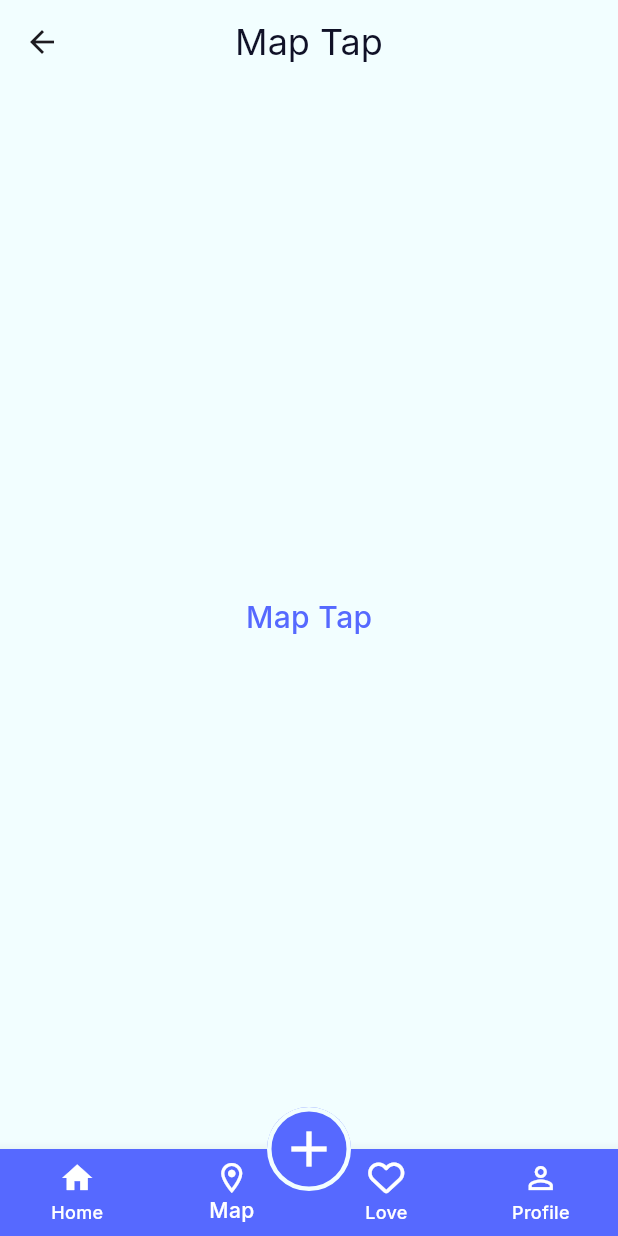
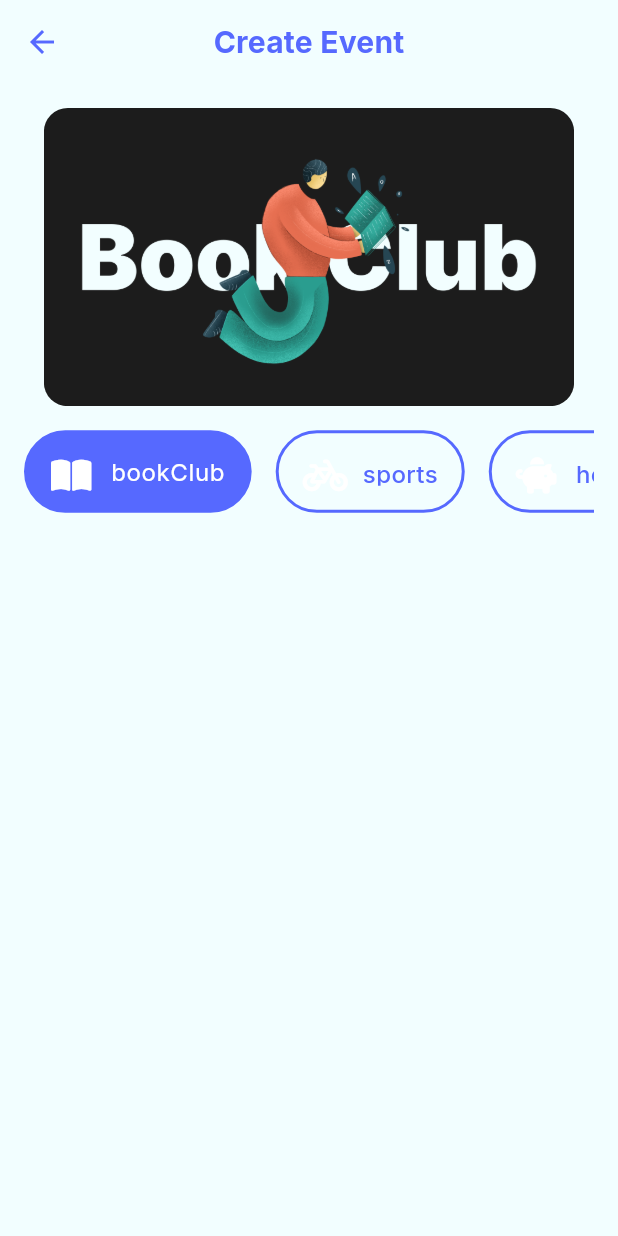
Before and after one commit to AhmedEssam74/todo, a Flutter app: the HomeScreen screen opened by its route, item 2 of the bottom bar chosen, after a tap on the "add" icon, on a phone screen of 412 x 824 dp. Run offline on Flutter 3.47's test engine with Material 3 defaults, Android fonts, the phone set to English and light mode, and no system bars; our stand-ins replace easy_localization, flutter_screenutil, font_awesome_flutter, google_fonts, introduction_screen, material_design_icons_flutter and 1 more.

Commit message:
create event

```diff
--- /dev/null
+++ b/lib/Providers/create_event_provider.dart
@@ -0,0 +1,62 @@
+import 'package:flutter/material.dart';
+import 'package:font_awesome_flutter/font_awesome_flutter.dart';
+
+
+class CreateEventsProvider extends ChangeNotifier {
+  List<String> eventsCategory = [
+    "bookClub",
+    "sports",
+    "holiday",
+    "metting",
+    "gaming",
+    "eating",
+    "exhibition",
+    "workshop",
+    "birth_day",
+  ];
+  int selectedCategory = 0;
+
+  changeCategory(index) {
+    selectedCategory = index;
+    notifyListeners();
+  }
+
+  List<Icon> icons = const [
+    Icon(
+      FontAwesomeIcons.bookOpen,
+      color: Colors.white,
+    ),
+    Icon(
+      FontAwesomeIcons.bicycle,
+      color: Colors.white,
+    ),
+    Icon(
+      FontAwesomeIcons.piggyBank,
+      color: Colors.white,
+    ),
+    Icon(
+      FontAwesomeIcons.database,
+      color: Colors.white,
+    ),
+    Icon(
+      FontAwesomeIcons.gamepad,
+      color: Colors.white,
+    ),
+    Icon(
+      FontAwesomeIcons.bowlFood,
+      color: Colors.white,
+    ),
+    Icon(
+      FontAwesomeIcons.expand,
+      color: Colors.white,
+    ),
+    Icon(
+      FontAwesomeIcons.upwork,
+      color: Colors.white,
+    ),
+    Icon(
+      FontAwesomeIcons.cakeCandles,
+      color: Colors.white,
+    ),
+  ];
+}
--- a/lib/main.dart
+++ b/lib/main.dart
@@ -3,6 +3,7 @@ import 'package:flutter/material.dart';
 import 'package:flutter_screenutil/flutter_screenutil.dart';
 import 'package:provider/provider.dart';
 import 'package:todo/Providers/my_provider.dart';
+import 'package:todo/screens/Home/create_event.dart';
 import 'package:todo/screens/Home/tabs/Home_Tab/home_tab.dart';
 import 'package:todo/screens/Home/tabs/love_tap.dart';
 import 'package:todo/screens/Home/tabs/map_tap.dart';
@@ -66,6 +67,7 @@ class MyApp extends StatelessWidget {
           MapTap.routeName: (context) => const MapTap(),
           LoveTap.routeName: (context) => const LoveTap(),
           ProfileTap.routeName: (context) => const ProfileTap(),
+          CreateEvent.routeName: (context) => const CreateEvent(),
           // Add more routes as needed
         },
       ),
--- /dev/null
+++ b/lib/screens/Home/create_event.dart
@@ -0,0 +1,71 @@
+import 'package:flutter/material.dart';
+import 'package:provider/provider.dart';
+import 'package:todo/Providers/create_event_provider.dart';
+import 'package:flutter_screenutil/flutter_screenutil.dart';
+import 'package:todo/widgets/create_event_item.dart';
+
+class CreateEvent extends StatelessWidget {
+  static const String routeName = "createEvent";
+
+  const CreateEvent({super.key});
+
+  @override
+  Widget build(BuildContext context) {
+    return ChangeNotifierProvider(
+      create: (context) => CreateEventsProvider(),
+      builder: (context, child) {
+        var provider = Provider.of<CreateEventsProvider>(context);
+        return Scaffold(
+          appBar: AppBar(
+            title: Text(
+              'Create Event',
+              style: Theme.of(context).textTheme.titleMedium,
+            ),
+            iconTheme: IconThemeData(
+              color: Theme.of(context).primaryColor,
+            ),
+          ),
+          body: Padding(
+            padding: const EdgeInsets.all(16.0),
+            child: Column(
+              children: [
+                ClipRRect(
+                  borderRadius: BorderRadius.circular(16),
+                  child: Image.asset(
+                    "assets/images/${provider.eventsCategory[provider.selectedCategory]}.png",
+                    height: 203.h,
+                  ),
+                ),
+                const SizedBox(
+                  height: 16,
+                ),
+                SizedBox(
+                  height: 55,
+                  child: ListView.separated(
+                    scrollDirection: Axis.horizontal,
+                    separatorBuilder: (context, index) => const SizedBox(
+                      width: 16,
+                    ),
+                    itemBuilder: (context, index) {
+                      return GestureDetector(
+                        onTap: () {
+                          provider.changeCategory(index);
+                        },
+                        child: CreateEventItem(
+                          text: provider.eventsCategory[index],
+                          isSelected: provider.selectedCategory == index ? true : false,
+                          icon: provider.icons[index] ,
+                        ),
+                      );
+                    },
+                    itemCount: provider.eventsCategory.length,
+                  ),
+                )
+              ],
+            ),
+          ),
+        );
+      },
+    );
+  }
+}
--- a/lib/screens/Home/home_screen.dart
+++ b/lib/screens/Home/home_screen.dart
@@ -1,6 +1,7 @@
 import 'package:easy_localization/easy_localization.dart';
 import 'package:flutter/material.dart';
 import 'package:font_awesome_flutter/font_awesome_flutter.dart';
+import 'package:todo/screens/Home/create_event.dart';
 import 'package:todo/screens/Home/tabs/Home_Tab/home_tab.dart';
 import 'package:todo/screens/Home/tabs/love_tap.dart';
 import 'package:todo/screens/Home/tabs/map_tap.dart';
@@ -22,7 +23,9 @@ class _HomeScreenState extends State<HomeScreen> {
     return Scaffold(
       floatingActionButtonLocation: FloatingActionButtonLocation.centerDocked,
       floatingActionButton: FloatingActionButton(
-        onPressed: () {},
+        onPressed: () {
+          Navigator.pushNamed(context, CreateEvent.routeName);
+        },
         child: const Icon(
           Icons.add,
           color: Colors.white,
--- /dev/null
+++ b/lib/widgets/create_event_item.dart
@@ -0,0 +1,49 @@
+import 'package:flutter/material.dart';
+
+class CreateEventItem extends StatelessWidget {
+  String text;
+  Icon icon;
+
+  bool isSelected;
+
+  CreateEventItem({
+    super.key,
+    required this.text,
+    required this.isSelected,
+    required this.icon,
+  });
+
+  @override
+  Widget build(BuildContext context) {
+    return Container(
+      padding: const EdgeInsets.all(16),
+      // alignment: Alignment.center,
+      decoration: BoxDecoration(
+          color:
+              isSelected ? Theme.of(context).primaryColor : Colors.transparent,
+          borderRadius: BorderRadius.circular(32),
+          border: Border.all(
+            color: Theme.of(context).primaryColor,
+            width: 2,
+          )),
+      child: Row(
+        // crossAxisAlignment: CrossAxisAlignment.center,
+        children: [
+          icon,
+          const SizedBox(
+            width: 16,
+          ),
+          Text(
+            text,
+            style: isSelected
+                ? Theme.of(context).textTheme.bodySmall!.copyWith(fontSize: 16)
+                : Theme.of(context)
+                    .textTheme
+                    .bodyMedium!
+                    .copyWith(fontSize: 16),
+          ),
+        ],
+      ),
+    );
+  }
+}
```
